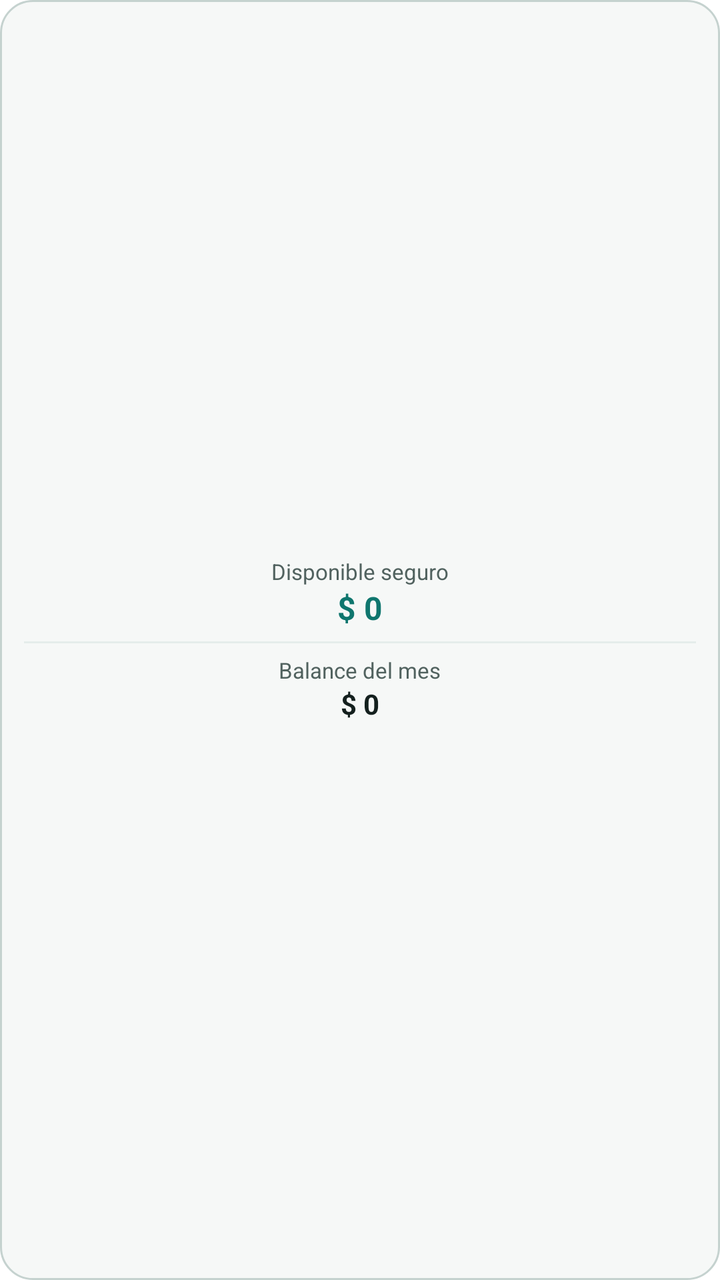
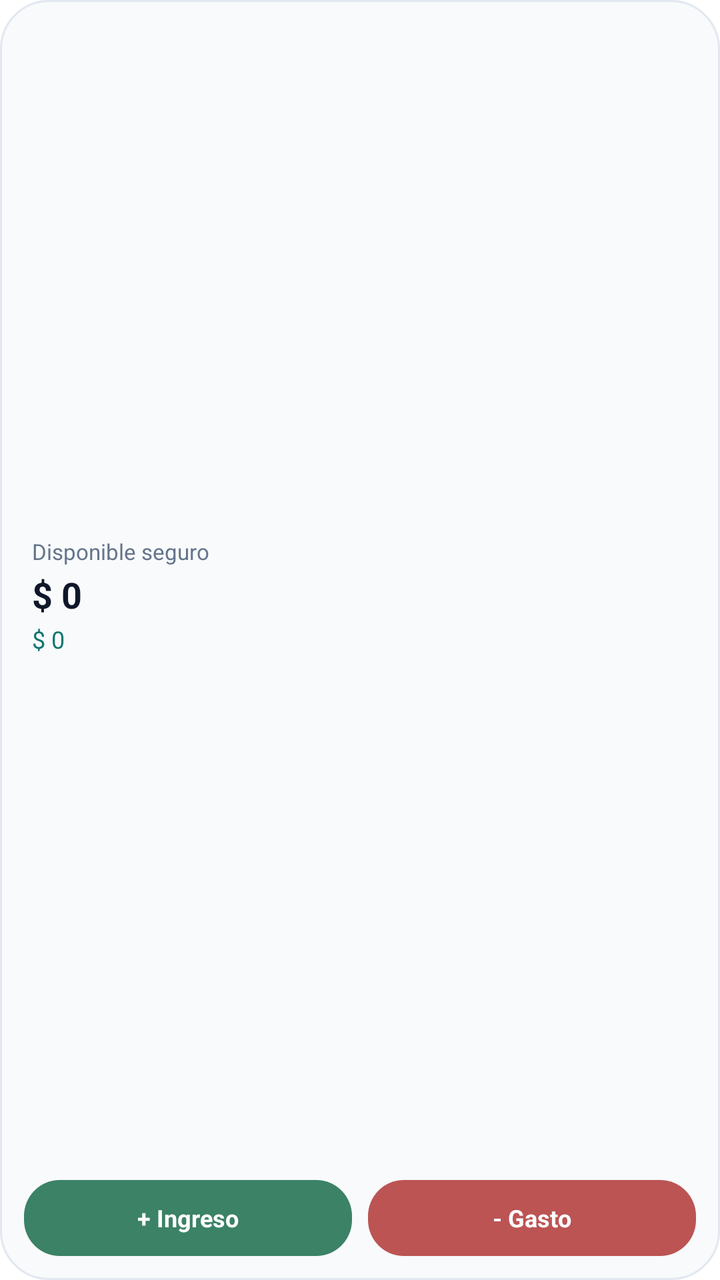

Two renders of the same Android screen: before a commit and after it. Below are the layout's source before the change and the commit's diff.
<!-- AndroidManifest.xml: fallback theme Theme.MaterialComponents.DayNight.NoActionBar -->
<!-- res/layout/widget_summary.xml -->
<?xml version="1.0" encoding="utf-8"?>
<LinearLayout xmlns:android="http://schemas.android.com/apk/res/android"
    android:layout_width="match_parent"
    android:layout_height="match_parent"
    android:orientation="vertical"
    android:background="@drawable/widget_background"
    android:padding="12dp"
    android:gravity="center">

    <TextView
        android:layout_width="wrap_content"
        android:layout_height="wrap_content"
        android:text="Disponible seguro"
        android:textSize="11sp"
        android:textColor="#51625F" />

    <TextView
        android:id="@+id/tv_safe_available"
        android:layout_width="wrap_content"
        android:layout_height="wrap_content"
        android:text="$ 0"
        android:textSize="16sp"
        android:textStyle="bold"
        android:textColor="#0F766E" />

    <View
        android:layout_width="match_parent"
        android:layout_height="1dp"
        android:background="#E5EDEB"
        android:layout_marginTop="6dp"
        android:layout_marginBottom="6dp" />

    <TextView
        android:layout_width="wrap_content"
        android:layout_height="wrap_content"
        android:text="Balance del mes"
        android:textSize="11sp"
        android:textColor="#51625F" />

    <TextView
        android:id="@+id/tv_monthly_balance"
        android:layout_width="wrap_content"
        android:layout_height="wrap_content"
        android:text="$ 0"
        android:textSize="14sp"
        android:textStyle="bold"
        android:textColor="#14201E" />
</LinearLayout>
<!-- resources referenced by this layout -->
<resources>
  <!-- drawable widget_background (drawable) -->
  <?xml version="1.0" encoding="utf-8"?>
  <shape xmlns:android="http://schemas.android.com/apk/res/android"
      android:shape="rectangle">
      <solid android:color="#F6F8F7" />
      <corners android:radius="16dp" />
      <stroke android:width="1dp" android:color="#C5D2CF" />
  </shape>
</resources>

<!-- the commit's change to res/layout/widget_summary.xml (unified diff, before → after) -->
@@ -4,45 +4,85 @@
     android:layout_height="match_parent"
     android:orientation="vertical"
     android:background="@drawable/widget_background"
-    android:padding="12dp"
-    android:gravity="center">
+    android:padding="12dp">
 
-    <TextView
-        android:layout_width="wrap_content"
-        android:layout_height="wrap_content"
-        android:text="Disponible seguro"
-        android:textSize="11sp"
-        android:textColor="#51625F" />
+    <LinearLayout
+        android:id="@+id/summary_header_container"
+        android:layout_width="match_parent"
+        android:layout_height="0dp"
+        android:layout_weight="1"
+        android:orientation="vertical"
+        android:gravity="center_vertical"
+        android:paddingStart="4dp"
+        android:paddingEnd="4dp">
 
-    <TextView
-        android:id="@+id/tv_safe_available"
-        android:layout_width="wrap_content"
-        android:layout_height="wrap_content"
-        android:text="$ 0"
-        android:textSize="16sp"
-        android:textStyle="bold"
-        android:textColor="#0F766E" />
+        <TextView
+            android:layout_width="wrap_content"
+            android:layout_height="wrap_content"
+            android:text="Disponible seguro"
+            android:textSize="11sp"
+            android:textColor="#64748B" />
 
-    <View
+        <TextView
+            android:id="@+id/tv_safe_available"
+            android:layout_width="wrap_content"
+            android:layout_height="wrap_content"
+            android:text="$ 0"
+            android:textSize="18sp"
+            android:textStyle="bold"
+            android:textColor="#0F172A"
+            android:layout_marginTop="2dp" />
+
+        <TextView
+            android:id="@+id/tv_monthly_balance"
+            android:layout_width="wrap_content"
+            android:layout_height="wrap_content"
+            android:text="$ 0"
+            android:textSize="12sp"
+            android:textColor="#0F766E"
+            android:layout_marginTop="2dp" />
+    </LinearLayout>
+
+    <LinearLayout
         android:layout_width="match_parent"
-        android:layout_height="1dp"
-        android:background="#E5EDEB"
-        android:layout_marginTop="6dp"
-        android:layout_marginBottom="6dp" />
+        android:layout_height="38dp"
+        android:orientation="horizontal"
+        android:layout_marginTop="6dp">
 
-    <TextView
-        android:layout_width="wrap_content"
-        android:layout_height="wrap_content"
-        android:text="Balance del mes"
-        android:textSize="11sp"
-        android:textColor="#51625F" />
+        <LinearLayout
+            android:id="@+id/btn_summary_income"
+            android:layout_width="0dp"
+            android:layout_height="match_parent"
+            android:layout_weight="1"
+            android:background="@drawable/bg_widget_income"
+            android:gravity="center"
+            android:layout_marginEnd="4dp">
 
-    <TextView
-        android:id="@+id/tv_monthly_balance"
-        android:layout_width="wrap_content"
-        android:layout_height="wrap_content"
-        android:text="$ 0"
-        android:textSize="14sp"
-        android:textStyle="bold"
-        android:textColor="#14201E" />
+            <TextView
+                android:layout_width="wrap_content"
+                android:layout_height="wrap_content"
+                android:text="+ Ingreso"
+                android:textColor="#FFFFFF"
+                android:textSize="12sp"
+                android:textStyle="bold" />
+        </LinearLayout>
+
+        <LinearLayout
+            android:id="@+id/btn_summary_expense"
+            android:layout_width="0dp"
+            android:layout_height="match_parent"
+            android:layout_weight="1"
+            android:background="@drawable/bg_widget_expense"
+            android:gravity="center"
+            android:layout_marginStart="4dp">
+
+            <TextView
+                android:layout_width="wrap_content"
+                android:layout_height="wrap_content"
+                android:text="- Gasto"
+                android:textColor="#FFFFFF"
+                android:textSize="12sp"
+                android:textStyle="bold" />
+        </LinearLayout>
+    </LinearLayout>
 </LinearLayout>
<!-- resource entries referenced after the edit -->
@@ -1,12 +1,26 @@
 <!-- resources referenced by this layout -->
 <resources>
+  <!-- drawable bg_widget_expense (drawable) -->
+  <?xml version="1.0" encoding="utf-8"?>
+  <shape xmlns:android="http://schemas.android.com/apk/res/android"
+      android:shape="rectangle">
+      <solid android:color="#BC5454" />
+      <corners android:radius="18dp" />
+  </shape>
+  <!-- drawable bg_widget_income (drawable) -->
+  <?xml version="1.0" encoding="utf-8"?>
+  <shape xmlns:android="http://schemas.android.com/apk/res/android"
+      android:shape="rectangle">
+      <solid android:color="#3B8266" />
+      <corners android:radius="18dp" />
+  </shape>
   <!-- drawable widget_background (drawable) -->
   <?xml version="1.0" encoding="utf-8"?>
   <shape xmlns:android="http://schemas.android.com/apk/res/android"
       android:shape="rectangle">
-      <solid android:color="#F6F8F7" />
-      <corners android:radius="16dp" />
-      <stroke android:width="1dp" android:color="#C5D2CF" />
+      <solid android:color="#F8FAFC" />
+      <corners android:radius="24dp" />
+      <stroke android:width="1dp" android:color="#E2E8F0" />
   </shape>
 </resources>
 
